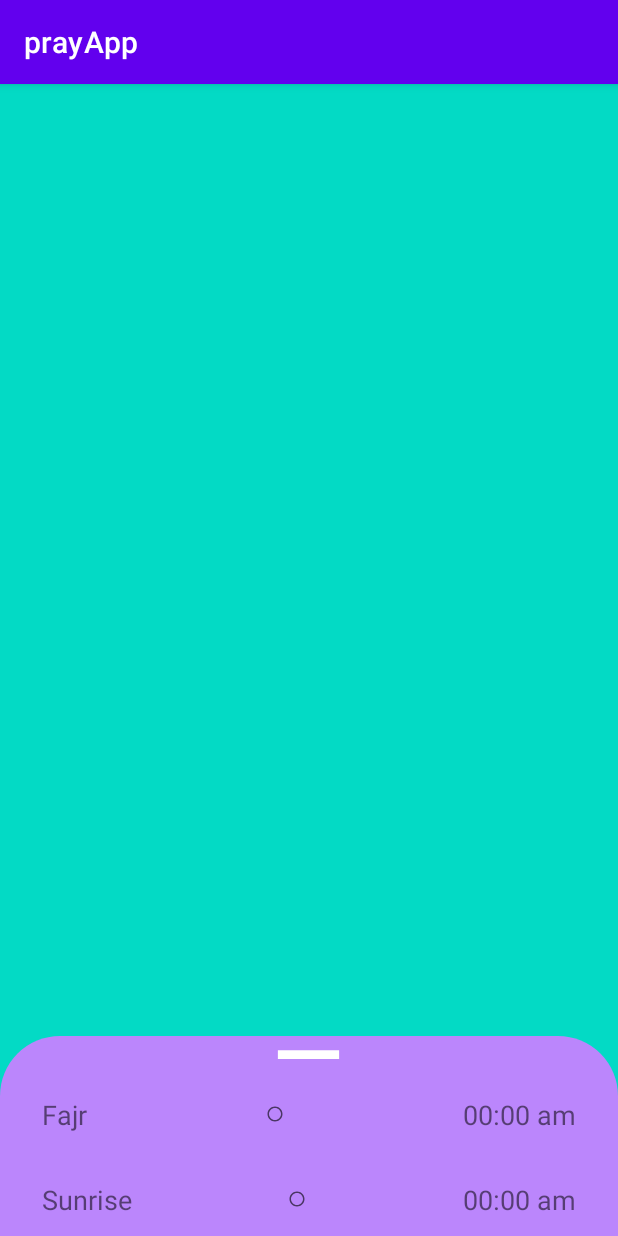
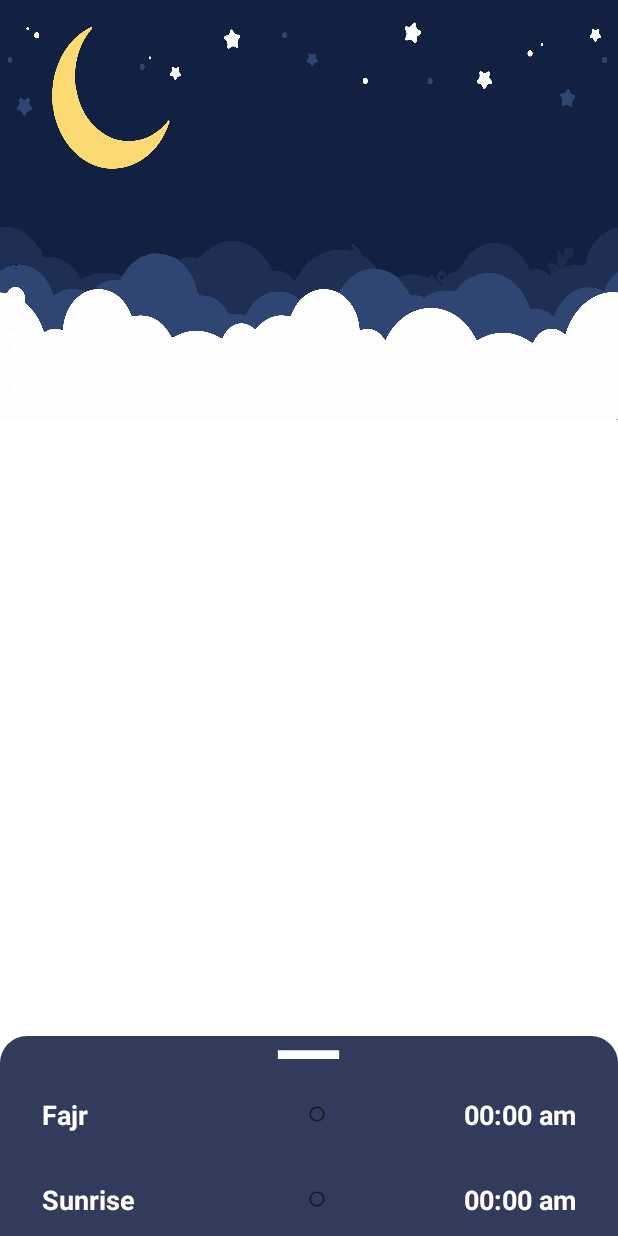
Before and after one commit to zahraamohamed/blueberry_task, an Android app: the screen it shows after launch (MainActivity), on a phone screen of 412 x 824 dp. Run offline under Robolectric (Android 15) with nearby library versions, the phone set to English and light mode, and no system bars; network calls fail; 1 statement that could not run was skipped.

Commit message:
refactor:new screen design

```diff
--- a/app/src/main/res/drawable/rounded.xml
+++ b/app/src/main/res/drawable/rounded.xml
@@ -1,6 +1,6 @@
 <?xml version="1.0" encoding="utf-8"?>
 <shape xmlns:android="http://schemas.android.com/apk/res/android">
-    <solid android:color="@color/purple_200" />
-    <corners android:topLeftRadius="40dp"
-        android:topRightRadius="40dp" />
+    <solid android:color="#323b5c" />
+    <corners android:topLeftRadius="18dp"
+        android:topRightRadius="18dp" />
 </shape>
--- a/app/src/main/res/layout/activity_main.xml
+++ b/app/src/main/res/layout/activity_main.xml
@@ -4,15 +4,22 @@
     xmlns:tools="http://schemas.android.com/tools"
     android:layout_width="match_parent"
     android:layout_height="match_parent"
-    android:background="@color/teal_200"
+    android:background="@color/white"
     tools:context=".ui.MainActivity">
+    <ImageView
+        android:layout_width="match_parent"
+        android:layout_height="280dp"
+        android:src="@drawable/sky_background"
+        android:scaleType="fitXY"
+        />
 
     <FrameLayout
         android:id="@+id/bottomSheetPrayTime"
         android:layout_width="match_parent"
-        android:layout_height="wrap_content"
+        android:layout_height="400dp"
         app:layout_behavior="com.google.android.material.bottomsheet.BottomSheetBehavior"
         android:background="@drawable/rounded">
+
 
         <ImageView
             android:layout_width="70dp"
@@ -35,10 +42,13 @@
                 android:orientation="horizontal">
 
                 <TextView
-                    android:layout_width="wrap_content"
+                    android:layout_width="@dimen/toMiddle"
                     android:layout_height="wrap_content"
                     android:layout_weight="1"
+                    android:textColor="@color/white"
+                    android:textStyle="bold"
                     android:padding="16dp"
+
                     android:text="@string/fajr"
                     android:textSize="18sp"
                     android:textAlignment="textStart" />
@@ -55,6 +65,8 @@
                     android:layout_height="wrap_content"
                     android:layout_weight="1"
                     android:padding="16dp"
+                    android:textColor="@color/white"
+                    android:textStyle="bold"
                     android:text="00:00 am"
                     android:textSize="18sp"
                     android:textAlignment="textEnd" />
@@ -67,10 +79,12 @@
                 android:orientation="horizontal">
 
                 <TextView
-                    android:layout_width="wrap_content"
+                    android:layout_width="@dimen/toMiddle"
                     android:layout_height="wrap_content"
                     android:layout_weight="1"
                     android:padding="16dp"
+                    android:textColor="@color/white"
+                    android:textStyle="bold"
                     android:text="@string/sunrise"
                     android:textSize="18sp"
                     android:textAlignment="textStart" />
@@ -87,6 +101,8 @@
                     android:layout_height="wrap_content"
                     android:layout_weight="1"
                     android:padding="16dp"
+                    android:textColor="@color/white"
+                    android:textStyle="bold"
                     android:text="00:00 am"
                     android:textSize="18sp"
                     android:textAlignment="textEnd" />
@@ -99,10 +115,12 @@
                 android:orientation="horizontal">
 
                 <TextView
-                    android:layout_width="wrap_content"
+                    android:layout_width="@dimen/toMiddle"
                     android:layout_height="wrap_content"
                     android:layout_weight="1"
                     android:padding="16dp"
+                    android:textColor="@color/white"
+                    android:textStyle="bold"
                     android:text="@string/duhr"
                     android:textSize="18sp"
                     android:textAlignment="textStart" />
@@ -119,6 +137,8 @@
                     android:layout_height="wrap_content"
                     android:layout_weight="1"
                     android:padding="16dp"
+                    android:textColor="@color/white"
+                    android:textStyle="bold"
                     android:text="00:00 am"
                     android:textSize="18sp"
                     android:textAlignment="textEnd" />
@@ -131,10 +151,12 @@
                 android:orientation="horizontal">
 
                 <TextView
-                    android:layout_width="wrap_content"
+                    android:layout_width="@dimen/toMiddle"
                     android:layout_height="wrap_content"
                     android:layout_weight="1"
                     android:padding="16dp"
+                    android:textColor="@color/white"
+                    android:textStyle="bold"
                     android:text="@string/asr"
                     android:textSize="18sp"
                     android:textAlignment="textStart" />
@@ -151,6 +173,8 @@
                     android:layout_height="wrap_content"
                     android:layout_weight="1"
                     android:padding="16dp"
+                    android:textColor="@color/white"
+                    android:textStyle="bold"
                     android:text="00:00 am"
                     android:textSize="18sp"
                     android:textAlignment="textEnd" />
@@ -163,10 +187,12 @@
                 android:orientation="horizontal">
 
                 <TextView
-                    android:layout_width="wrap_content"
+                    android:layout_width="@dimen/toMiddle"
                     android:layout_height="wrap_content"
                     android:layout_weight="1"
                     android:padding="16dp"
+                    android:textColor="@color/white"
+                    android:textStyle="bold"
                     android:text="@string/maghrib"
                     android:textSize="18sp"
                     android:textAlignment="textStart" />
@@ -183,6 +209,8 @@
                     android:layout_height="wrap_content"
                     android:layout_weight="1"
                     android:padding="16dp"
+                    android:textColor="@color/white"
+                    android:textStyle="bold"
                     android:text="00:00 am"
                     android:textSize="18sp"
                     android:textAlignment="textEnd" />
@@ -195,10 +223,12 @@
                 android:orientation="horizontal">
 
                 <TextView
-                    android:layout_width="wrap_content"
+                    android:layout_width="@dimen/toMiddle"
                     android:layout_height="wrap_content"
                     android:layout_weight="1"
                     android:padding="16dp"
+                    android:textColor="@color/white"
+                    android:textStyle="bold"
                     android:text="@string/isha"
                     android:textSize="18sp"
                     android:textAlignment="textStart" />
@@ -215,6 +245,8 @@
                     android:layout_height="wrap_content"
                     android:layout_weight="1"
                     android:padding="16dp"
+                    android:textColor="@color/white"
+                    android:textStyle="bold"
                     android:text="00:00 am"
                     android:textSize="18sp"
                     android:textAlignment="textEnd" />
--- /dev/null
+++ b/app/src/main/res/values/dimens.xml
@@ -0,0 +1,4 @@
+<?xml version="1.0" encoding="utf-8"?>
+<resources>
+    <dimen name="toMiddle">118dp</dimen>
+</resources>
--- a/app/src/main/res/values/themes.xml
+++ b/app/src/main/res/values/themes.xml
@@ -1,6 +1,6 @@
 <resources xmlns:tools="http://schemas.android.com/tools">
     <!-- Base application theme. -->
-    <style name="Theme.PrayApp" parent="Theme.MaterialComponents.DayNight.DarkActionBar">
+    <style name="Theme.PrayApp" parent="Theme.MaterialComponents.DayNight.NoActionBar">
         <!-- Primary brand color. -->
         <item name="colorPrimary">@color/purple_500</item>
         <item name="colorPrimaryVariant">@color/purple_700</item>
```
Also changed, not shown: app/src/main/res/drawable/sky_background.png (added).
